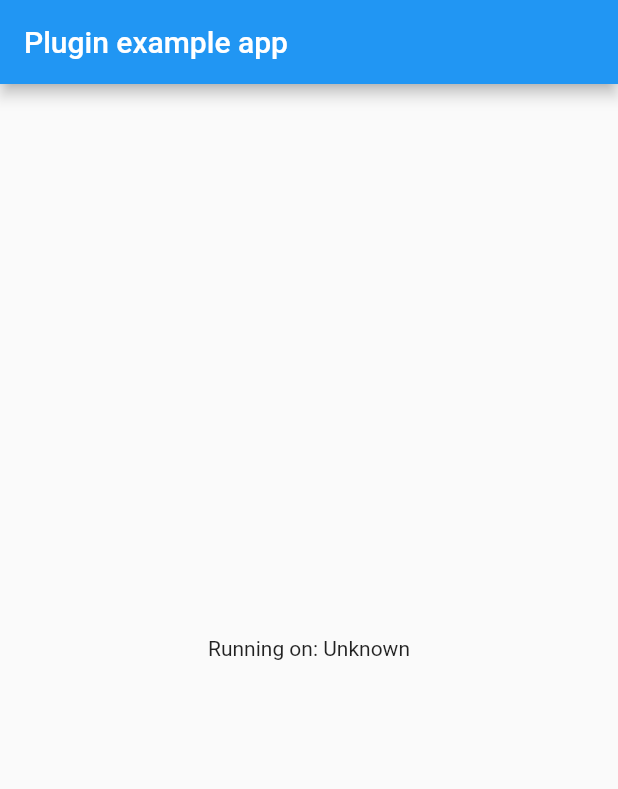
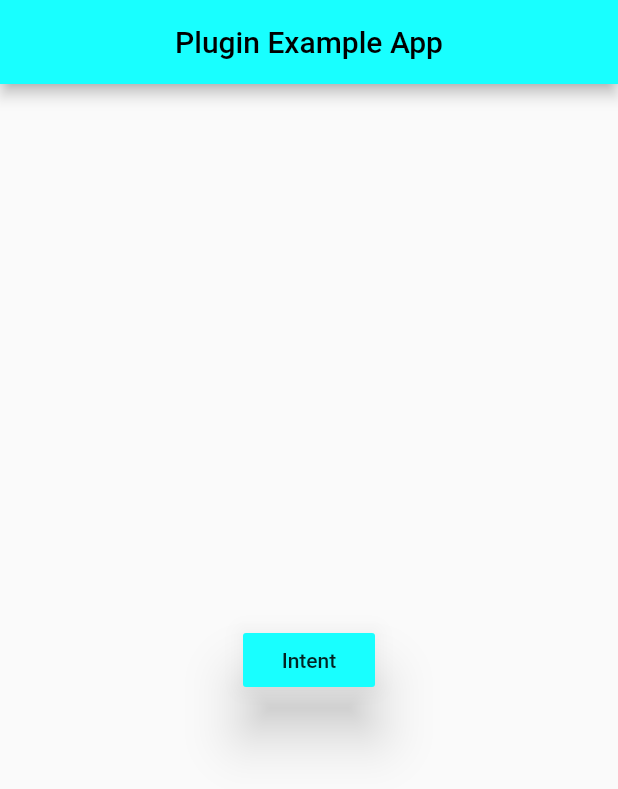
Before and after one commit to itzmeanjan/intent, a Flutter app: the screen it shows after launch, on a phone screen of 412 x 824 dp. Shown: the top 789 px of the screen. Run offline on Flutter 3.47's test engine with Material 2 defaults, Android fonts, the phone set to English and light mode, and no system bars.

Commit message:
example app test working

```diff
--- a/example/lib/main.dart
+++ b/example/lib/main.dart
@@ -1,8 +1,8 @@
 import 'package:flutter/material.dart';
-import 'dart:async';
-
-import 'package:flutter/services.dart';
 import 'package:intent/intent.dart';
+import 'package:intent/action.dart';
+import 'package:intent/extra.dart';
+import 'package:intent/category.dart';
 
 void main() => runApp(MyApp());
 
@@ -12,32 +12,9 @@ class MyApp extends StatefulWidget {
 }
 
 class _MyAppState extends State<MyApp> {
-  String _platformVersion = 'Unknown';
-
   @override
   void initState() {
     super.initState();
-    initPlatformState();
-  }
-
-  // Platform messages are asynchronous, so we initialize in an async method.
-  Future<void> initPlatformState() async {
-    String platformVersion;
-    // Platform messages may fail, so we use a try/catch PlatformException.
-    try {
-      platformVersion = await Intent.platformVersion;
-    } on PlatformException {
-      platformVersion = 'Failed to get platform version.';
-    }
-
-    // If the widget was removed from the tree while the asynchronous platform
-    // message was in flight, we want to discard the reply rather than calling
-    // setState to update our non-existent appearance.
-    if (!mounted) return;
-
-    setState(() {
-      _platformVersion = platformVersion;
-    });
   }
 
   @override
@@ -45,10 +22,27 @@ class _MyAppState extends State<MyApp> {
     return MaterialApp(
       home: Scaffold(
         appBar: AppBar(
-          title: const Text('Plugin example app'),
+          title: const Text(
+            'Plugin Example App',
+            style: TextStyle(
+              color: Colors.black,
+            ),
+          ),
+          centerTitle: true,
+          backgroundColor: Colors.cyanAccent,
         ),
         body: Center(
-          child: Text('Running on: $_platformVersion\n'),
+          child: RaisedButton(
+            color: Colors.cyanAccent,
+            elevation: 16,
+            onPressed: () => Intent()
+              ..setAction(Action.ACTION_SENDTO)
+              ..setType("text/plain")
+              ..setData("mailto:anjanroy@yandex.com")
+              ..putExtra(Extra.EXTRA_TEXT, "ok")
+              ..startActivity(),
+            child: Text('Intent'),
+          ),
         ),
       ),
     );
--- a/lib/intent.dart
+++ b/lib/intent.dart
@@ -1,39 +1,32 @@
-import 'dart:async';
 import 'package:flutter/services.dart';
 
 class Intent {
+  Intent() {
+    this._category = [];
+    this._flag = [];
+    this._extra = {};
+  }
+
   static const MethodChannel _channel = const MethodChannel('intent');
 
   String _action;
   String _type;
-  Uri _data;
+  String _data;
   List<String> _category;
   List<int> _flag;
-
-  static Future<String> get platformVersion async {
-    final String version = await _channel.invokeMethod('getPlatformVersion');
-    return version;
-  }
+  Map<String, String> _extra;
 
   /// adds category for this intent
   ///
   /// Supported values can be found in Category class
-  addCategory(String category) {
-    if (this._category == null)
-      this._category = [category];
-    else
-      this._category.add(category);
-  }
+  addCategory(String category) => this._category.add(category);
 
   /// sets flags for intent
   ///
   /// Get possible flag values from Flag class
-  addFlag(int flag) {
-    if (this._flag == null)
-      this._flag = [flag];
-    else
-      this._flag.add(flag);
-  }
+  addFlag(int flag) => this._flag.add(flag);
+
+  putExtra(String extra, String data) => this._extra[extra] = data;
 
   /// sets what action this intent is supposed to do
   ///
@@ -44,18 +37,17 @@ class Intent {
   setType(String type) => this._type = type;
 
   /// sets data, on which intent will perform selected action
-  setData(Uri data) => this._data = data;
+  setData(String data) => this._data = data;
 
   /// You'll most likely use this method.
   ///
   /// Will invoke an activity using platform channel, while passing all parameters and setting them in intent
-  startActivity() {
-    _channel.invokeMethod('startActivity', <String, dynamic>{
+  startActivity() => _channel.invokeMethod('startActivity', <String, dynamic>{
         'category': _category,
         'flag': _flag,
+        'extra': _extra,
         'action': _action,
         'type': _type,
         'data': _data.toString(),
       });
 }
-}
```
Also changed, not shown: 2 other files. Lines whose indentation alone changed are shown as unchanged.
